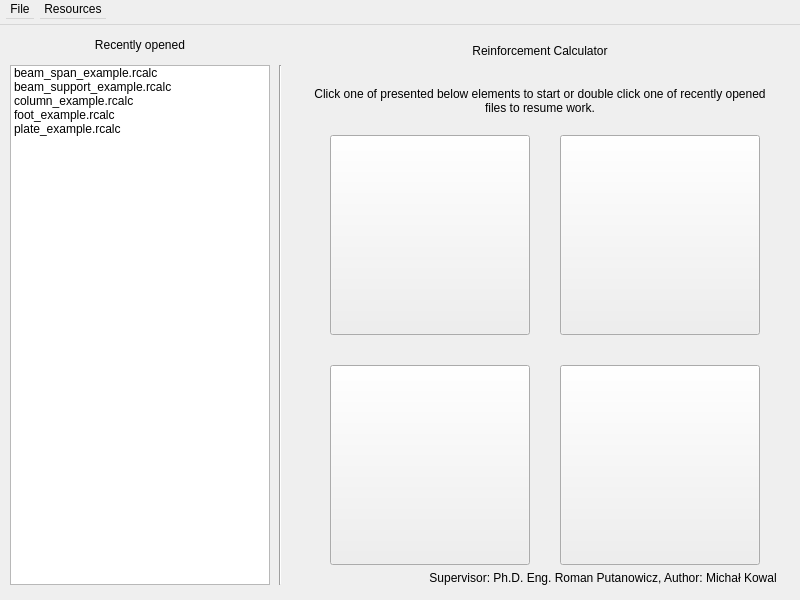
michalkowal66/reinfCalc, file app/designer/ui.ui: the form before one commit.
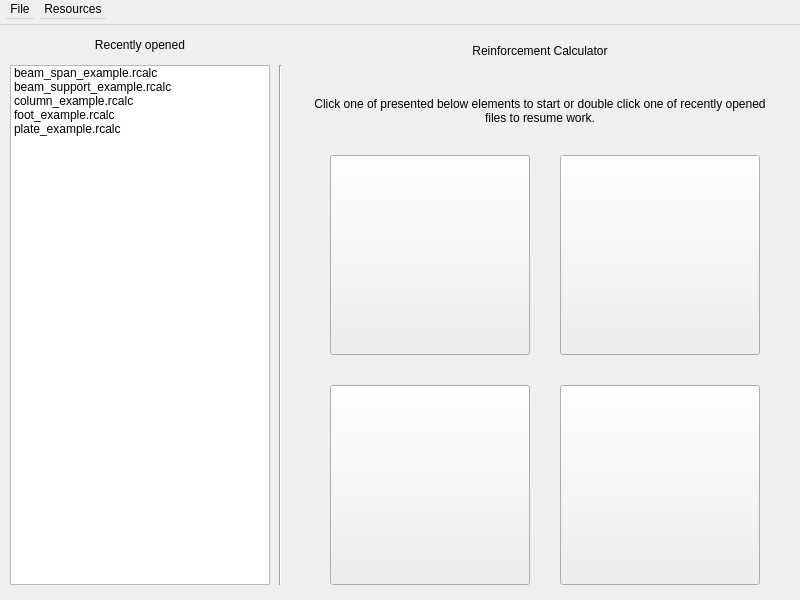
The form after the commit.

Commit message: Remove author label

```diff
--- a/app/designer/ui.ui
+++ b/app/designer/ui.ui
@@ -69,7 +69,7 @@
       <property name="geometry">
        <rect>
         <x>310</x>
-        <y>50</y>
+        <y>60</y>
         <width>460</width>
         <height>51</height>
        </rect>
@@ -168,7 +168,7 @@
       <property name="geometry">
        <rect>
         <x>330</x>
-        <y>110</y>
+        <y>130</y>
         <width>200</width>
         <height>200</height>
        </rect>
@@ -181,7 +181,7 @@
       <property name="geometry">
        <rect>
         <x>560</x>
-        <y>110</y>
+        <y>130</y>
         <width>200</width>
         <height>200</height>
        </rect>
@@ -194,7 +194,7 @@
       <property name="geometry">
        <rect>
         <x>330</x>
-        <y>340</y>
+        <y>360</y>
         <width>200</width>
         <height>200</height>
        </rect>
@@ -207,7 +207,7 @@
       <property name="geometry">
        <rect>
         <x>560</x>
-        <y>340</y>
+        <y>360</y>
         <width>200</width>
         <height>200</height>
        </rect>
@@ -216,25 +216,6 @@
        <string/>
       </property>
      </widget>
-     <widget class="QLabel" name="info_lbl_2">
-      <property name="geometry">
-       <rect>
-        <x>320</x>
-        <y>540</y>
-        <width>460</width>
-        <height>25</height>
-       </rect>
-      </property>
-      <property name="text">
-       <string>Supervisor: Ph.D. Eng. Roman Putanowicz, Author: Michał Kowal </string>
-      </property>
-      <property name="alignment">
-       <set>Qt::AlignRight|Qt::AlignTrailing|Qt::AlignVCenter</set>
-      </property>
-      <property name="wordWrap">
-       <bool>true</bool>
-      </property>
-     </widget>
     </widget>
     <widget class="QWidget" name="main_page">
      <property name="styleSheet">
```
The commit also changes 1 other file.
